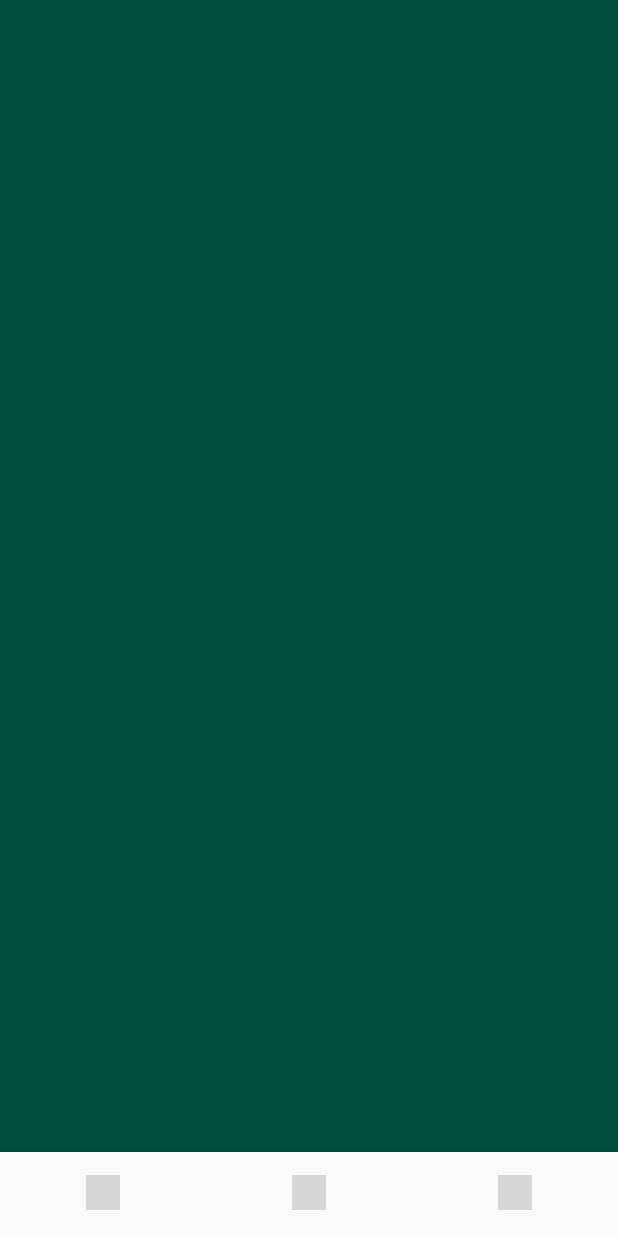
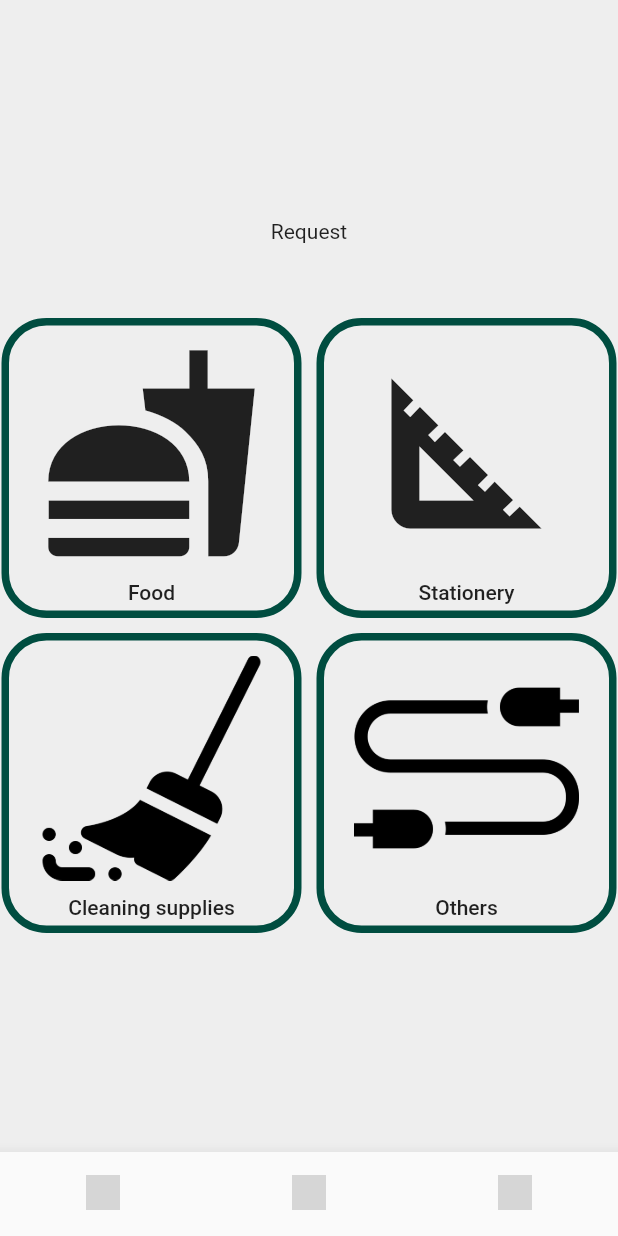
Before and after one commit to nataniayp/plEASE, a Flutter app: the screen it shows after launch, on a phone screen of 412 x 824 dp. Run offline on Flutter 3.47's test engine with Material 2 defaults, Android fonts, the light colour scheme and no system bars; grey boxes are pictures that could not be loaded.

Commit message:
request page done request input partial

```diff
--- a/lib/main.dart
+++ b/lib/main.dart
@@ -1,8 +1,6 @@
 import 'package:flutter/material.dart';
 import 'package:please/screens/home.dart';
-import 'package:please/screens/request.dart';
-import 'package:please/screens/respond.dart';
-import 'package:please/screens/profile.dart';
+import 'package:please/screens/request_input.dart';
 
 
 void main() {
@@ -17,9 +15,10 @@ class MyApp extends StatelessWidget {
       title: 'Please',
       routes: {
         '/': (context) => Home(),
-        '/request': (context) => Request(),
-        '/respond': (context) => Respond(),
-        '/profile': (context) => Profile(),
+        '/request': (context) => RequestInput(),
+        // '/request': (context) => Request(),
+        // '/respond': (context) => Respond(),
+        // '/profile': (context) => Profile(),
       },
     );
   }
--- a/lib/screens/request.dart
+++ b/lib/screens/request.dart
@@ -1,4 +1,6 @@
+import 'package:flutter/cupertino.dart';
 import 'package:flutter/material.dart';
+import 'package:please/screens/request_input.dart';
 
 class Request extends StatefulWidget {
   const Request({Key key}) : super(key: key);
@@ -11,9 +13,140 @@ class _RequestState extends State<Request> {
   @override
   Widget build(BuildContext context) {
     return Scaffold(
-      backgroundColor: Colors.teal[900],
+      backgroundColor: Colors.grey[200],
       body: SafeArea(
-        child: Container()
+        child: Container(
+          child: Column(
+            mainAxisAlignment: MainAxisAlignment.center,
+            children: [
+              Text('Request'),
+              SizedBox(height: 50.0),
+              Row (
+                mainAxisAlignment: MainAxisAlignment.center,
+                children: [
+                  Container(
+                    decoration: BoxDecoration(
+                        borderRadius: BorderRadius.circular(30),
+                        color: Colors.grey[200],
+                        border: Border.all(width: 5.0, color: Colors.teal[900])
+                    ),
+                    height: 200.0,
+                    width: 200.0,
+                    child: FlatButton(
+                      onPressed: () {
+                        Navigator.pushNamed(context, '/request');
+                      },
+                      child: Padding(
+                        padding: const EdgeInsets.fromLTRB(0, 10, 0, 0),
+                        child: Column(
+                          children: [
+                            Icon(
+                              Icons.fastfood,
+                              size: 150,
+                            ),
+                            SizedBox(height: 10.0),
+                            Text('Food'),
+                          ],
+                        ),
+                      ),
+                    ),
+                  ),
+                  SizedBox(width: 10.0),
+                  Container(
+                    decoration: BoxDecoration(
+                        borderRadius: BorderRadius.circular(30),
+                        color: Colors.grey[200],
+                        border: Border.all(width: 5.0, color: Colors.teal[900])
+                    ),
+                    height: 200.0,
+                    width: 200.0,
+                    child: FlatButton(
+                      onPressed: () {
+                        Navigator.pushNamed(context, '/request');
+                      },
+                      child: Padding(
+                        padding: const EdgeInsets.fromLTRB(0, 10, 0, 0),
+                        child: Column(
+                          children: [
+                            Icon(
+                              Icons.square_foot,
+                              size: 150,
+                            ),
+                            SizedBox(height: 10.0),
+                            Text('Stationery'),
+                          ],
+                        ),
+                      ),
+                    ),
+                  ),
+                ],
+              ),
+              SizedBox(height: 10.0),
+              Row (
+                mainAxisAlignment: MainAxisAlignment.center,
+                children: [
+                  Container(
+                    decoration: BoxDecoration(
+                      borderRadius: BorderRadius.circular(30),
+                      color: Colors.grey[200],
+                      border: Border.all(width: 5.0, color: Colors.teal[900])
+                    ),
+                    height: 200.0,
+                    width: 200.0,
+                    child: FlatButton(
+                      onPressed: () {
+                        Navigator.pushNamed(context, '/request');
+                      },
+                      child: Padding(
+                        padding: const EdgeInsets.fromLTRB(0, 10, 0, 0),
+                        child: Column(
+                          children: [
+                            Image.asset(
+                              'assets/icons/sweeping.png',
+                              height: 150.0,
+                              width: 150.0,
+                            ),
+                            SizedBox(height: 10.0),
+                            Text('Cleaning supplies'),
+                          ],
+                        ),
+                      ),
+                    ),
+                  ),
+                  SizedBox(width: 10.0),
+                  Container(
+                    decoration: BoxDecoration(
+                        borderRadius: BorderRadius.circular(30),
+                        color: Colors.grey[200],
+                        border: Border.all(width: 5.0, color: Colors.teal[900])
+                    ),
+                    height: 200.0,
+                    width: 200.0,
+                    child: FlatButton(
+                      onPressed: () {
+                        Navigator.pushNamed(context, '/request');
+                      },
+                      child: Padding(
+                        padding: const EdgeInsets.fromLTRB(0, 10, 0, 0),
+                        child: Column(
+                          children: [
+                            Image.asset(
+                              'assets/icons/audio-jack.png',
+                              height: 150.0,
+                              width: 150.0,
+                            ),
+                            SizedBox(height: 10.0),
+                            Text('Others'),
+                          ],
+                        ),
+                      ),
+                    ),
+                  ),
+                ],
+              ),
+            ],
+          ),
+        ),
       ),
     );
   }
```
Also changed, not shown: lib/screens/request_input.dart (added, +87 -0 lines), assets/icons/audio-jack.png (added), assets/icons/sweeping.png (added).
